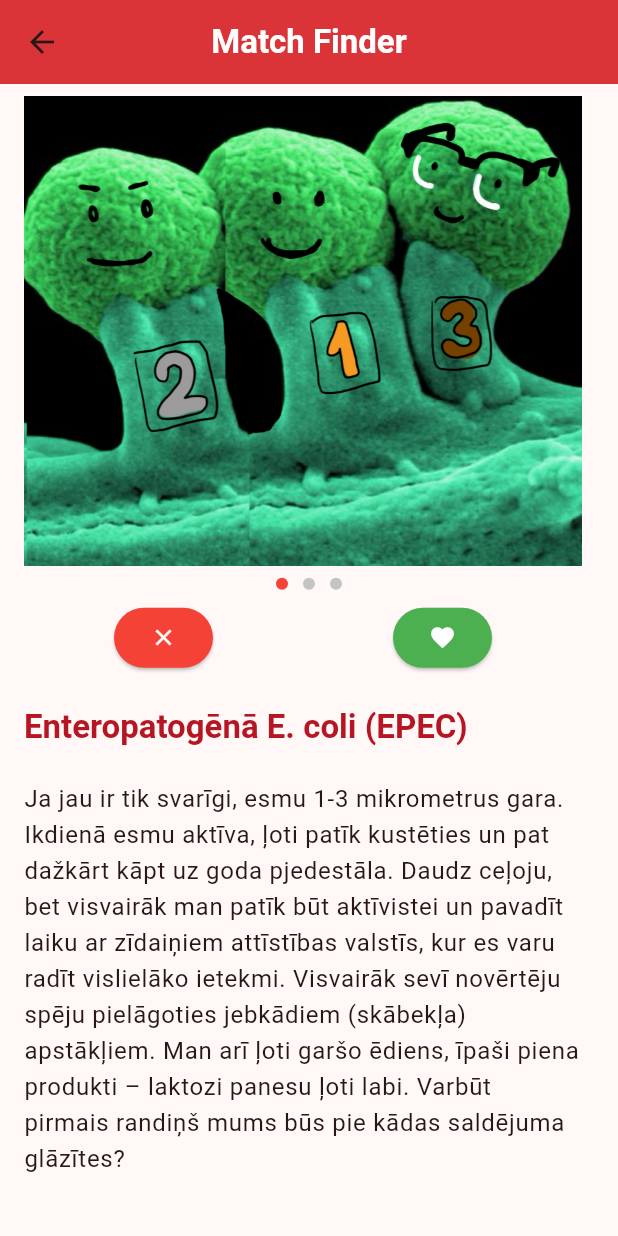
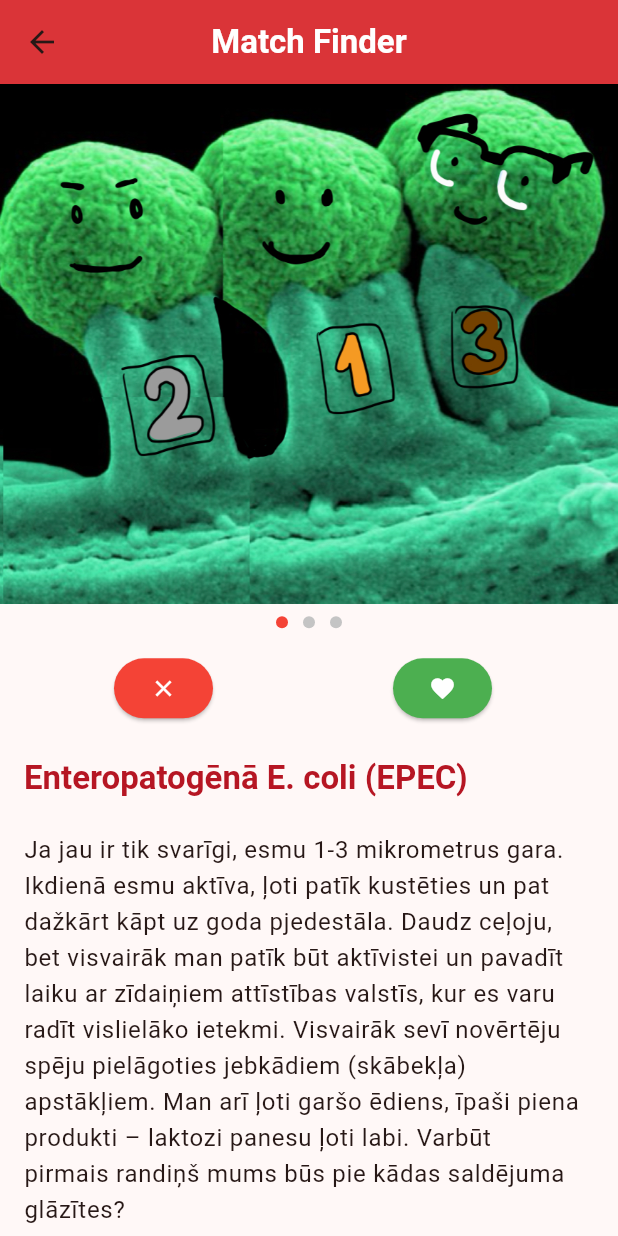
Before and after one commit to arnis-prieditis/bakteriju_tinder, a Flutter app: the MatchFinderPage screen opened directly, on a phone screen of 412 x 824 dp. Run offline on Flutter 3.47's test engine with Material 3 defaults, Android fonts, the light colour scheme and no system bars; drawn by our look-alikes of flutter_markdown; our stand-ins replace sqflite; accounts and stored records are empty.

Commit message:
fit pics to the whole width of screen

```diff
--- a/lib/match_finder_page.dart
+++ b/lib/match_finder_page.dart
@@ -103,7 +103,8 @@ class _MatchFinderPageState extends State<MatchFinderPage> {
                   onHorizontalDragEnd: (details) {
                     double delta_x =
                         details.globalPosition.dx - pan_start_x_coord;
-                    if (delta_x.abs() <= 35.0) return; // so that the swipe is really intentional
+                    if (delta_x.abs() <= 35.0)
+                      return; // so that the swipe is really intentional
                     // Swiping in right direction => match with bakterija
                     if (delta_x > 0) {
                       match();
@@ -119,12 +120,10 @@ class _MatchFinderPageState extends State<MatchFinderPage> {
                   },
                   child: ListView(
                     children: [
-                      ListTile(
-                        title: GestureDetector(
+                      GestureDetector(
                         onTapUp: (details) {
                           double glob_pos_x = details.globalPosition.dx;
-                            double dev_width =
-                                MediaQuery.of(context).size.width;
+                          double dev_width = MediaQuery.of(context).size.width;
                           if (glob_pos_x >= (dev_width / 2)) {
                             // print("Tapped on right");
                             if (curr_pic_index !=
@@ -149,11 +148,14 @@ class _MatchFinderPageState extends State<MatchFinderPage> {
                           fit: BoxFit.fitWidth,
                         ),
                       ),
-                      ),
-                      Row(
+                      Padding(
+                        padding: const EdgeInsets.all(8.0),
+                        child: Row(
                           mainAxisAlignment: MainAxisAlignment.center,
                           children: [
-                          for (int i = 0; i < curr_pot_match!.pics.length; i++)
+                            for (int i = 0;
+                                i < curr_pot_match!.pics.length;
+                                i++)
                               Padding(
                                 padding:
                                     const EdgeInsets.symmetric(horizontal: 5),
@@ -163,12 +165,14 @@ class _MatchFinderPageState extends State<MatchFinderPage> {
                                   decoration: BoxDecoration(
                                     color: i == curr_pic_index
                                         ? Colors.red
-                                      : const Color.fromRGBO(196, 196, 196, 1),
+                                        : const Color.fromRGBO(
+                                            196, 196, 196, 1),
                                     shape: BoxShape.circle,
                                   ),
                                 ),
                               ),
                           ],
+                        ),
                       ),
                       ListTile(
                         title: Row(
```
Also changed, not shown: lib/profile_page.dart (+5 -4 lines). Lines whose indentation alone changed are shown as unchanged.
